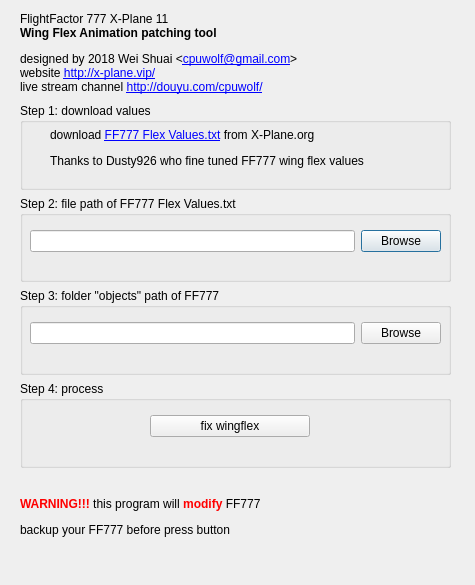
Above: main.ui from cpuwolf/XPObjMerge before the change. Below: the same form after it.
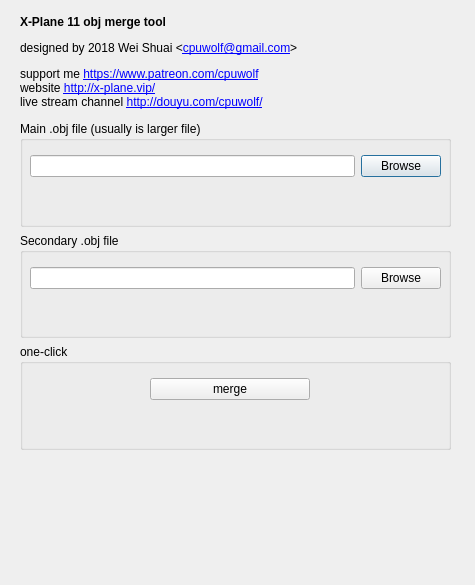
That is the form after the change.

What changed in the file:
```diff
--- a/main.ui
+++ b/main.ui
@@ -41,46 +41,17 @@
     <item>
      <widget class="QLabel" name="label">
       <property name="text">
-       <string>&lt;html&gt;&lt;head/&gt;&lt;body&gt;&lt;p&gt;FlightFactor 777 X-Plane 11&lt;br/&gt;&lt;span style=&quot; font-weight:600;&quot;&gt;Wing Flex Animation patching tool&lt;/span&gt;&lt;/p&gt;&lt;p&gt;designed by 2018 Wei Shuai &amp;lt;&lt;a href=&quot;mailto:cpuwolf@gmail.com?subject=FF777wingflex fix&quot;&gt;&lt;span style=&quot; text-decoration: underline; color:#0000ff;&quot;&gt;cpuwolf@gmail.com&lt;/span&gt;&lt;/a&gt;&amp;gt;&lt;br/&gt;website &lt;a href=&quot;https://x-plane.vip/&quot;&gt;&lt;span style=&quot; text-decoration: underline; color:#0000ff;&quot;&gt;http://x-plane.vip/&lt;/span&gt;&lt;/a&gt;&lt;br/&gt;live stream channel &lt;a href=&quot;http://douyu.com/cpuwolf/&quot;&gt;&lt;span style=&quot; text-decoration: underline; color:#0000ff;&quot;&gt;http://douyu.com/cpuwolf/&lt;/span&gt;&lt;/a&gt;&lt;/p&gt;&lt;/body&gt;&lt;/html&gt;</string>
+       <string>&lt;html&gt;&lt;head/&gt;&lt;body&gt;&lt;p&gt;&lt;span style=&quot; font-weight:600;&quot;&gt;X-Plane 11 obj merge tool&lt;/span&gt;&lt;/p&gt;&lt;p&gt;designed by 2018 Wei Shuai &amp;lt;&lt;a href=&quot;mailto:cpuwolf@gmail.com?subject=FF777wingflex fix&quot;&gt;&lt;span style=&quot; text-decoration: underline; color:#0000ff;&quot;&gt;cpuwolf@gmail.com&lt;/span&gt;&lt;/a&gt;&amp;gt;&lt;/p&gt;&lt;p&gt;support me &lt;a href=&quot;https://www.patreon.com/cpuwolf&quot;&gt;&lt;span style=&quot; text-decoration: underline; color:#0000ff;&quot;&gt;https://www.patreon.com/cpuwolf&lt;/span&gt;&lt;/a&gt;&lt;br/&gt;website &lt;a href=&quot;https://x-plane.vip/&quot;&gt;&lt;span style=&quot; text-decoration: underline; color:#0000ff;&quot;&gt;http://x-plane.vip/&lt;/span&gt;&lt;/a&gt;&lt;br/&gt;live stream channel &lt;a href=&quot;http://douyu.com/cpuwolf/&quot;&gt;&lt;span style=&quot; text-decoration: underline; color:#0000ff;&quot;&gt;http://douyu.com/cpuwolf/&lt;/span&gt;&lt;/a&gt;&lt;/p&gt;&lt;/body&gt;&lt;/html&gt;</string>
       </property>
       <property name="openExternalLinks">
        <bool>true</bool>
       </property>
      </widget>
     </item>
-    <item>
-     <widget class="QGroupBox" name="groupBox_4">
-      <property name="title">
-       <string>Step 1: download values</string>
-      </property>
-      <widget class="QWidget" name="verticalLayoutWidget_2">
-       <property name="geometry">
-        <rect>
-         <x>30</x>
-         <y>10</y>
-         <width>371</width>
-         <height>71</height>
-        </rect>
-       </property>
-       <layout class="QVBoxLayout" name="verticalLayout_2">
-        <item>
-         <widget class="QLabel" name="label_2">
-          <property name="text">
-           <string>&lt;html&gt;&lt;head/&gt;&lt;body&gt;&lt;p&gt;download &lt;a href=&quot;https://forums.x-plane.org/index.php?/forums/topic/140285-how-to-give-your-777-better-wing-flex/&quot;&gt;&lt;span style=&quot; text-decoration: underline; color:#0000ff;&quot;&gt;FF777 Flex Values.txt&lt;/span&gt;&lt;/a&gt; from X-Plane.org&lt;/p&gt;&lt;p&gt;Thanks to Dusty926 who fine tuned FF777 wing flex values&lt;/p&gt;&lt;/body&gt;&lt;/html&gt;</string>
-          </property>
-          <property name="openExternalLinks">
-           <bool>true</bool>
-          </property>
-         </widget>
-        </item>
-       </layout>
-      </widget>
-     </widget>
-    </item>
     <item>
      <widget class="QGroupBox" name="groupBox_3">
       <property name="title">
-       <string>Step 2: file path of FF777 Flex Values.txt</string>
+       <string>Main .obj file (usually is larger file)</string>
       </property>
       <widget class="QWidget" name="horizontalLayoutWidget">
        <property name="geometry">
@@ -109,7 +80,7 @@
     <item>
      <widget class="QGroupBox" name="groupBox_2">
       <property name="title">
-       <string>Step 3: folder &quot;objects&quot; path of FF777</string>
+       <string>Secondary .obj file</string>
       </property>
       <widget class="QWidget" name="horizontalLayoutWidget_2">
        <property name="geometry">
@@ -138,7 +109,7 @@
     <item>
      <widget class="QGroupBox" name="groupBox">
       <property name="title">
-       <string>Step 4: process</string>
+       <string>one-click</string>
       </property>
       <widget class="QWidget" name="verticalLayoutWidget_5">
        <property name="geometry">
@@ -153,7 +124,7 @@
         <item>
          <widget class="QPushButton" name="pushButtonfix">
           <property name="text">
-           <string>fix wingflex</string>
+           <string>merge</string>
           </property>
          </widget>
         </item>
@@ -164,7 +135,7 @@
     <item>
      <widget class="QLabel" name="label_st">
       <property name="text">
-       <string>&lt;html&gt;&lt;head/&gt;&lt;body&gt;&lt;p&gt;&lt;span style=&quot; font-weight:600; color:#ff0000;&quot;&gt;WARNING!!!&lt;/span&gt; this program will &lt;span style=&quot; font-weight:600; color:#ff0000;&quot;&gt;modify&lt;/span&gt; FF777 &lt;/p&gt;&lt;p&gt;backup your FF777 before press button&lt;/p&gt;&lt;/body&gt;&lt;/html&gt;</string>
+       <string>&lt;html&gt;&lt;head/&gt;&lt;body&gt;&lt;p&gt;&lt;br/&gt;&lt;/p&gt;&lt;/body&gt;&lt;/html&gt;</string>
       </property>
      </widget>
     </item>
```
Left out of the diff: 2 changed lines with no effect on the pictures.
